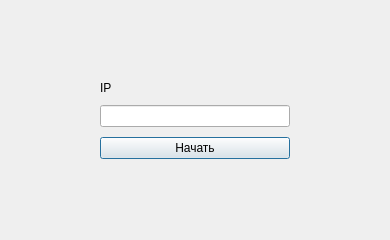
ivtKruglov/Net, file points/address.ui: the form before one commit.
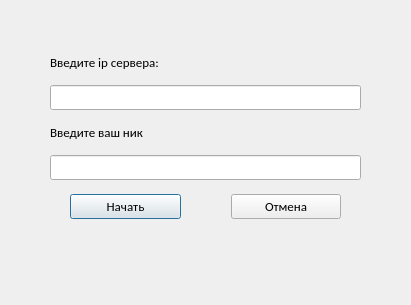
The form after the commit.

What changed in the file:
```diff
--- a/points/address.ui
+++ b/points/address.ui
@@ -6,8 +6,8 @@
    <rect>
     <x>0</x>
     <y>0</y>
-    <width>390</width>
-    <height>240</height>
+    <width>411</width>
+    <height>305</height>
    </rect>
   </property>
   <property name="windowTitle">
@@ -15,24 +15,19 @@
   </property>
   <layout class="QVBoxLayout" name="verticalLayout">
    <property name="spacing">
-    <number>30</number>
+    <number>10</number>
    </property>
    <property name="leftMargin">
-    <number>100</number>
+    <number>50</number>
    </property>
    <property name="topMargin">
-    <number>70</number>
+    <number>50</number>
    </property>
    <property name="rightMargin">
-    <number>100</number>
+    <number>50</number>
    </property>
    <property name="bottomMargin">
-    <number>70</number>
-   </property>
-   <item>
-    <layout class="QVBoxLayout" name="verticalLayout_2">
-     <property name="spacing">
-      <number>10</number>
+    <number>50</number>
      </property>
      <item>
       <widget class="QLabel" name="label">
@@ -42,8 +37,14 @@
          <verstretch>0</verstretch>
         </sizepolicy>
        </property>
+     <property name="font">
+      <font>
+       <family>Calibri</family>
+       <pointsize>10</pointsize>
+      </font>
+     </property>
        <property name="text">
-        <string>IP</string>
+      <string>Введите ip сервера:</string>
        </property>
       </widget>
      </item>
@@ -55,26 +56,104 @@
          <verstretch>0</verstretch>
         </sizepolicy>
        </property>
-       <property name="alignment">
-        <set>Qt::AlignCenter</set>
+     <property name="font">
+      <font>
+       <family>Calibri</family>
+       <pointsize>10</pointsize>
+      </font>
        </property>
       </widget>
      </item>
+   <item>
+    <widget class="QLabel" name="label_2">
+     <property name="sizePolicy">
+      <sizepolicy hsizetype="Preferred" vsizetype="Fixed">
+       <horstretch>0</horstretch>
+       <verstretch>0</verstretch>
+      </sizepolicy>
+     </property>
+     <property name="font">
+      <font>
+       <family>Calibri</family>
+       <pointsize>10</pointsize>
+      </font>
+     </property>
+     <property name="text">
+      <string>Введите ваш ник</string>
+     </property>
+    </widget>
+   </item>
+   <item>
+    <widget class="QLineEdit" name="lineEdit_2">
+     <property name="font">
+      <font>
+       <family>Calibri</family>
+       <pointsize>10</pointsize>
+      </font>
+     </property>
+    </widget>
+   </item>
+   <item>
+    <layout class="QHBoxLayout" name="horizontalLayout">
+     <property name="spacing">
+      <number>50</number>
+     </property>
+     <property name="leftMargin">
+      <number>20</number>
+     </property>
+     <property name="rightMargin">
+      <number>20</number>
+     </property>
      <item>
       <widget class="QPushButton" name="pushButton">
        <property name="sizePolicy">
-        <sizepolicy hsizetype="Minimum" vsizetype="Fixed">
+        <sizepolicy hsizetype="Preferred" vsizetype="Fixed">
          <horstretch>0</horstretch>
          <verstretch>0</verstretch>
         </sizepolicy>
        </property>
+       <property name="font">
+        <font>
+         <family>Calibri</family>
+         <pointsize>10</pointsize>
+        </font>
+       </property>
        <property name="text">
         <string>Начать</string>
        </property>
       </widget>
      </item>
+     <item>
+      <widget class="QPushButton" name="pushButton_2">
+       <property name="font">
+        <font>
+         <family>Calibri</family>
+         <pointsize>10</pointsize>
+        </font>
+       </property>
+       <property name="text">
+        <string>Отмена</string>
+       </property>
+      </widget>
+     </item>
     </layout>
    </item>
+   <item>
+    <widget class="QLabel" name="label_3">
+     <property name="sizePolicy">
+      <sizepolicy hsizetype="Preferred" vsizetype="Fixed">
+       <horstretch>0</horstretch>
+       <verstretch>0</verstretch>
+      </sizepolicy>
+     </property>
+     <property name="text">
+      <string/>
+     </property>
+     <property name="alignment">
+      <set>Qt::AlignCenter</set>
+     </property>
+    </widget>
+   </item>
   </layout>
  </widget>
  <resources/>
```
Lines whose indentation alone changed are shown as unchanged.
